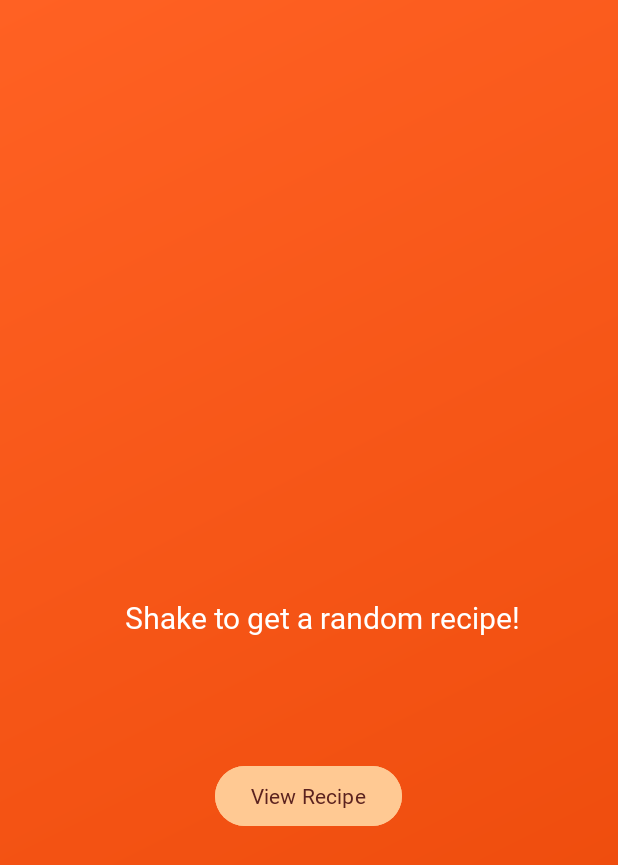
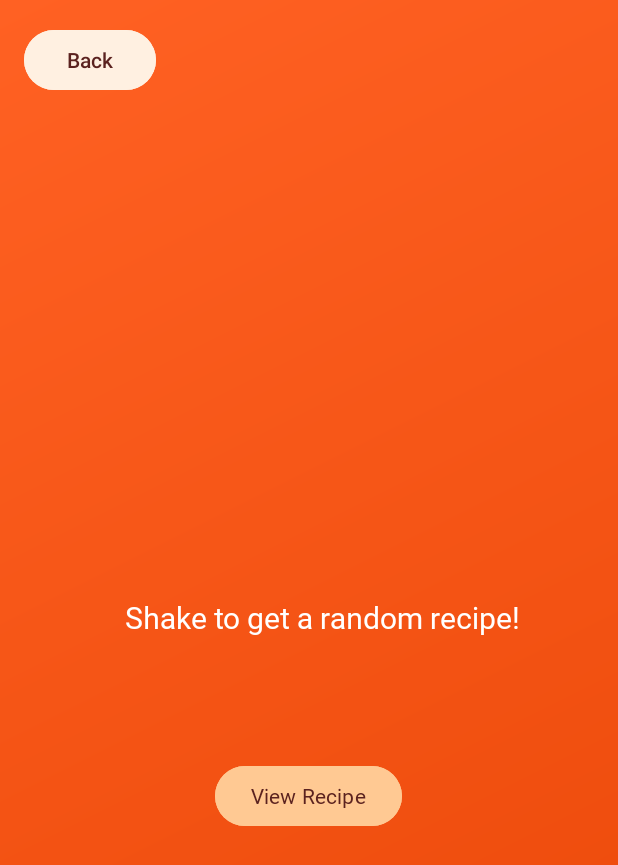
Before and after one commit to MJulia01/LogM_PMA_project, an Android app: the Shake_Recipes screen opened directly, with no data from a screen before it, on a phone screen of 412 x 824 dp. Shown: the top 865 px of the screen. Run offline under Robolectric (Android 15) with nearby library versions, the phone set to English and light mode, and no system bars; our stand-ins replace Room's generated code, RxJava.

Commit message:
more back btns

```diff
--- a/app/src/main/java/com/example/myfirstapplication/views/Shake_Recipes.java
+++ b/app/src/main/java/com/example/myfirstapplication/views/Shake_Recipes.java
@@ -8,6 +8,7 @@
 import android.hardware.SensorManager;
 import android.os.Bundle;
 import android.util.Log;
+import android.view.View;
 import android.widget.Button;
 import android.widget.TextView;
 
@@ -41,6 +42,7 @@
     private List<RecipeModel> recipeList = new ArrayList<>();
     private TextView randomRecipeTextView;
     private Button viewRecipeButton;
+    Button btnBack3;
     private RecipeModel currentDisplayedRecipe;
 
     @Override
@@ -81,6 +83,13 @@
                 intent.putExtra("info", "old");
                 intent.putExtra("dataId", currentDisplayedRecipe); // Pass the displayed recipe object
                 startActivity(intent);
+            }
+        });
+        btnBack3 =  findViewById(R.id.btnBack3);
+        btnBack3.setOnClickListener(new View.OnClickListener() {
+            @Override
+            public void onClick(View v) {
+                onBackPressed();
             }
         });
     }
--- a/app/src/main/res/layout/activity_add_recipy.xml
+++ b/app/src/main/res/layout/activity_add_recipy.xml
@@ -21,7 +21,7 @@
         app:layout_constraintVertical_bias="0.0">
 
         <Button
-            android:id="@+id/button_Back"
+            android:id="@+id/btnBack2"
             android:layout_width="80dp"
             android:layout_height="wrap_content"
             android:layout_marginLeft="25dp"
--- a/app/src/main/res/layout/activity_shake_recipes.xml
+++ b/app/src/main/res/layout/activity_shake_recipes.xml
@@ -46,4 +46,18 @@
         app:layout_constraintStart_toStartOf="parent"
         app:layout_constraintTop_toBottomOf="@+id/randomRecipeTextView" />
 
+    <Button
+        android:id="@+id/btnBack3"
+        android:layout_width="wrap_content"
+        android:layout_height="wrap_content"
+        android:layout_marginStart="16dp"
+        android:layout_marginTop="16dp"
+        android:backgroundTint="#FFF0E1"
+        android:text="Back"
+        android:textColor="@color/textColor_main"
+        app:layout_constraintEnd_toEndOf="parent"
+        app:layout_constraintHorizontal_bias="0.0"
+        app:layout_constraintStart_toStartOf="parent"
+        app:layout_constraintTop_toTopOf="parent" />
+
 </androidx.constraintlayout.widget.ConstraintLayout>
```
Also changed, not shown: app/src/main/java/com/example/myfirstapplication/views/Add_Recipy.java (+8 -0 lines).
